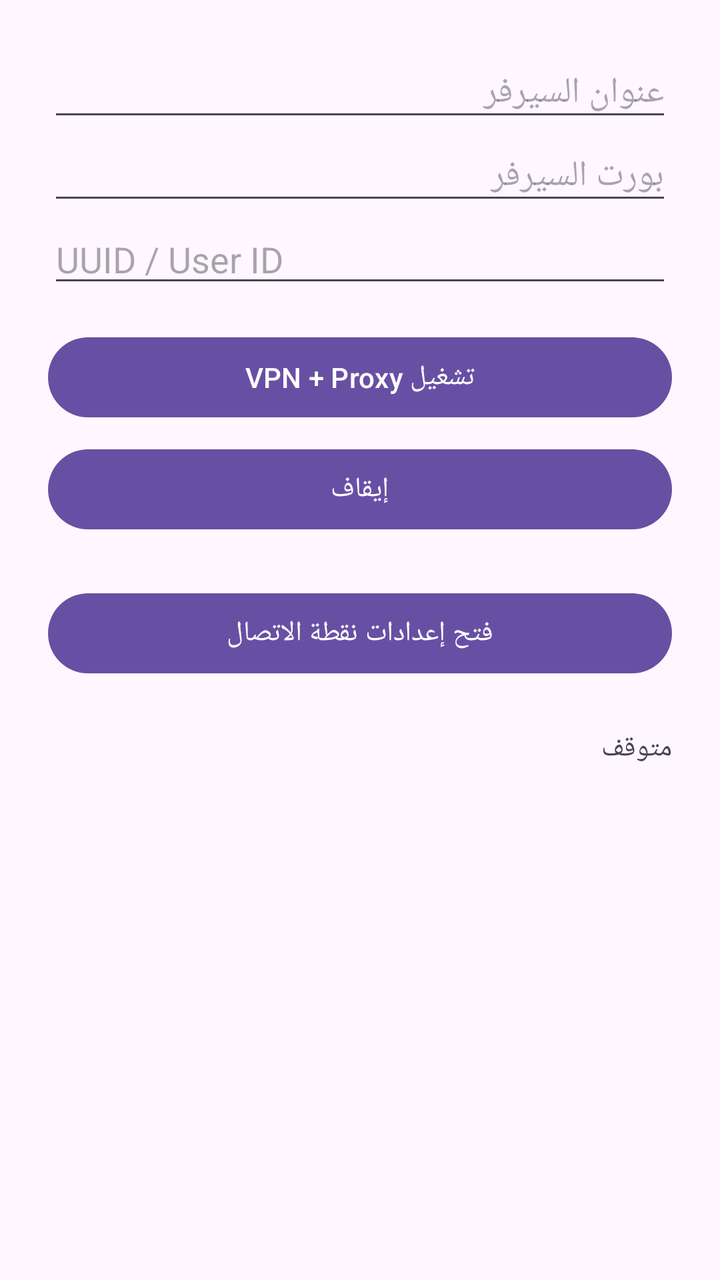
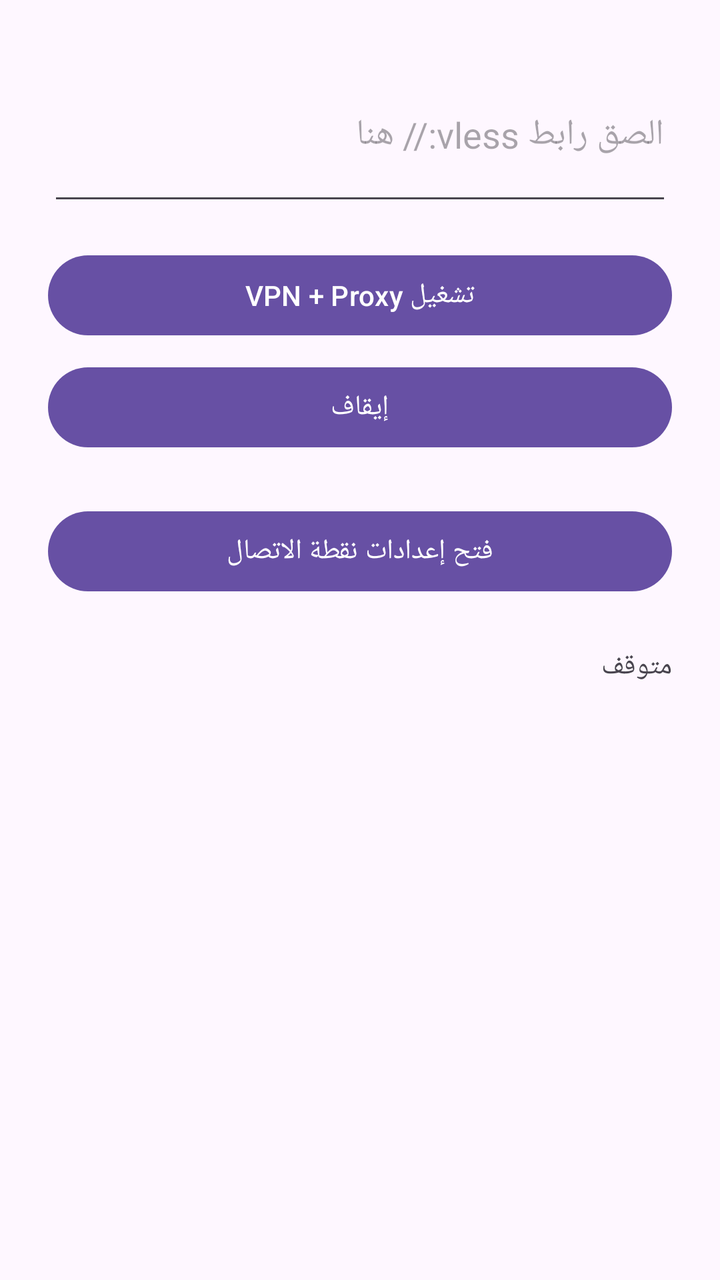

An Android layout rendered at two revisions. The XML below is the earlier revision; the diff shows what the commit changed to produce the second picture.
<!-- AndroidManifest.xml: application theme Theme.Material3.DayNight -->
<!-- res/layout/activity_main.xml -->
<?xml version="1.0" encoding="utf-8"?>
<LinearLayout xmlns:android="http://schemas.android.com/apk/res/android"
    android:layout_width="match_parent"
    android:layout_height="match_parent"
    android:orientation="vertical"
    android:padding="24dp">

    <EditText
        android:id="@+id/serverAddressInput"
        android:layout_width="match_parent"
        android:layout_height="wrap_content"
        android:hint="عنوان السيرفر" />

    <EditText
        android:id="@+id/serverPortInput"
        android:layout_width="match_parent"
        android:layout_height="wrap_content"
        android:hint="بورت السيرفر"
        android:inputType="number" />

    <EditText
        android:id="@+id/userIdInput"
        android:layout_width="match_parent"
        android:layout_height="wrap_content"
        android:hint="UUID / User ID" />

    <Button
        android:id="@+id/startButton"
        android:layout_width="match_parent"
        android:layout_height="wrap_content"
        android:layout_marginTop="16dp"
        android:text="تشغيل VPN + Proxy" />

    <Button
        android:id="@+id/stopButton"
        android:layout_width="match_parent"
        android:layout_height="wrap_content"
        android:layout_marginTop="8dp"
        android:text="إيقاف" />

    <Button
        android:id="@+id/hotspotButton"
        android:layout_width="match_parent"
        android:layout_height="wrap_content"
        android:layout_marginTop="24dp"
        android:text="فتح إعدادات نقطة الاتصال" />

    <TextView
        android:id="@+id/statusText"
        android:layout_width="match_parent"
        android:layout_height="wrap_content"
        android:layout_marginTop="24dp"
        android:text="متوقف"
        android:textSize="14sp" />

</LinearLayout>
<!-- resources referenced by this layout -->
<resources>

</resources>

<!-- the commit's change to res/layout/activity_main.xml (unified diff, before → after) -->
@@ -6,23 +6,12 @@
     android:padding="24dp">
 
     <EditText
-        android:id="@+id/serverAddressInput"
+        android:id="@+id/vlessLinkInput"
         android:layout_width="match_parent"
         android:layout_height="wrap_content"
-        android:hint="عنوان السيرفر" />
-
-    <EditText
-        android:id="@+id/serverPortInput"
-        android:layout_width="match_parent"
-        android:layout_height="wrap_content"
-        android:hint="بورت السيرفر"
-        android:inputType="number" />
-
-    <EditText
-        android:id="@+id/userIdInput"
-        android:layout_width="match_parent"
-        android:layout_height="wrap_content"
-        android:hint="UUID / User ID" />
+        android:hint="الصق رابط vless:// هنا"
+        android:minLines="3"
+        android:inputType="textMultiLine" />
 
     <Button
         android:id="@+id/startButton"
